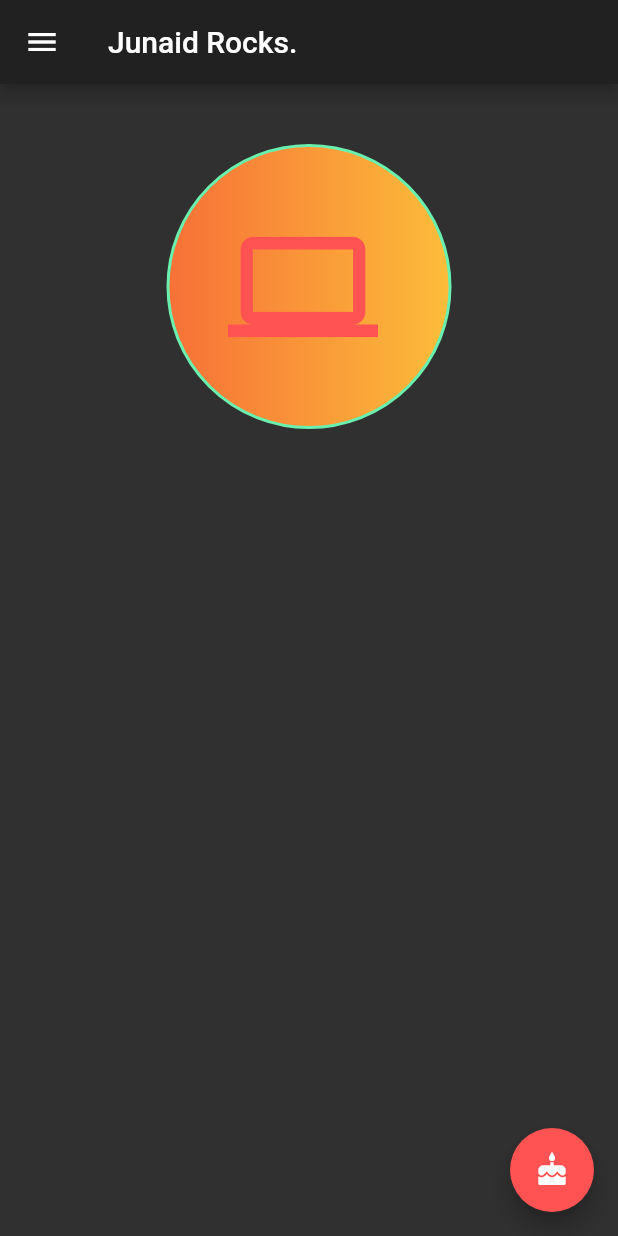
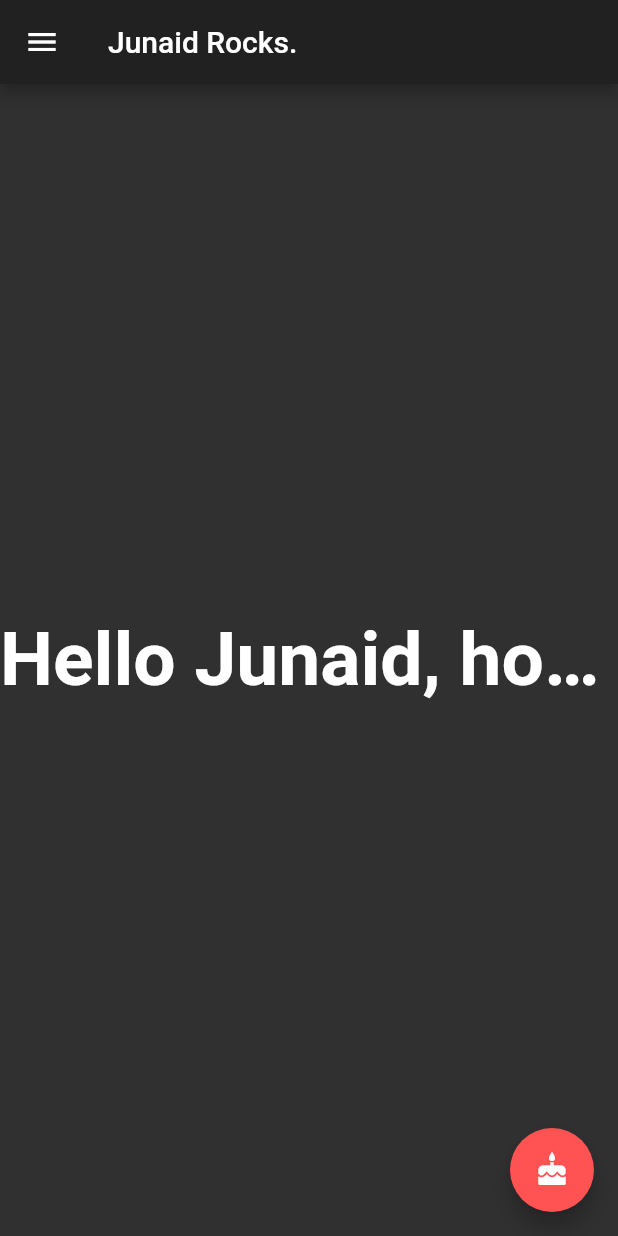
Before and after one commit to mastercoder3/fireship_app, a Flutter app: the screen it shows after launch, on a phone screen of 412 x 824 dp. Run offline on Flutter 3.47's test engine with Material 2 defaults, Android fonts, the phone set to English and light mode, and no system bars.

Commit message:
text widget

```diff
--- a/lib/main.dart
+++ b/lib/main.dart
@@ -15,23 +15,18 @@ class MyApp extends StatelessWidget {
             title: Text('Junaid Rocks.'),
           ),
 
-          body: Container(
-            margin: const EdgeInsets.only(top: 40.0),
-            height: 190,
-            padding: const EdgeInsets.only(left: 150.0),
-            alignment: Alignment.centerLeft,
-            decoration: BoxDecoration(
-                shape: BoxShape.circle,
-                border: Border.all(width: 2, color: Colors.greenAccent),
-                // boxShadow:[
-                //   BoxShadow(offset: Offset(40,40), color: Colors.white)
-                // ],
-                gradient: LinearGradient(colors: [Colors.red, Colors.yellow])
+          body: Center(
+            child: Row(
+              children: <Widget>[
+                Expanded(
+                  child: Container(
+                      child: Text(
+                    'Hello Junaid, how are you.',
+                    overflow: TextOverflow.ellipsis,
+                    style: TextStyle(fontSize: 50, fontWeight: FontWeight.bold),
+                  )),
                 ),
-            child: Icon(
-              Icons.computer,
-              size: 100,
-              color: Colors.redAccent,
+              ],
             ),
           ),
 
@@ -60,6 +55,34 @@ class MyApp extends StatelessWidget {
           ),
           drawer: Drawer(),
         ));
+  }
+}
+
+class MyContainer extends StatelessWidget {
+  const MyContainer({
+    Key key,
+  }) : super(key: key);
+
+  @override
+  Widget build(BuildContext context) {
+    return Container(
+      margin: const EdgeInsets.only(top: 40.0),
+      height: 190,
+      padding: const EdgeInsets.only(left: 150.0),
+      alignment: Alignment.centerLeft,
+      decoration: BoxDecoration(
+          shape: BoxShape.circle,
+          border: Border.all(width: 2, color: Colors.greenAccent),
+          // boxShadow:[
+          //   BoxShadow(offset: Offset(40,40), color: Colors.white)
+          // ],
+          gradient: LinearGradient(colors: [Colors.red, Colors.yellow])),
+      child: Icon(
+        Icons.computer,
+        size: 100,
+        color: Colors.redAccent,
+      ),
+    );
   }
 }
 
```
